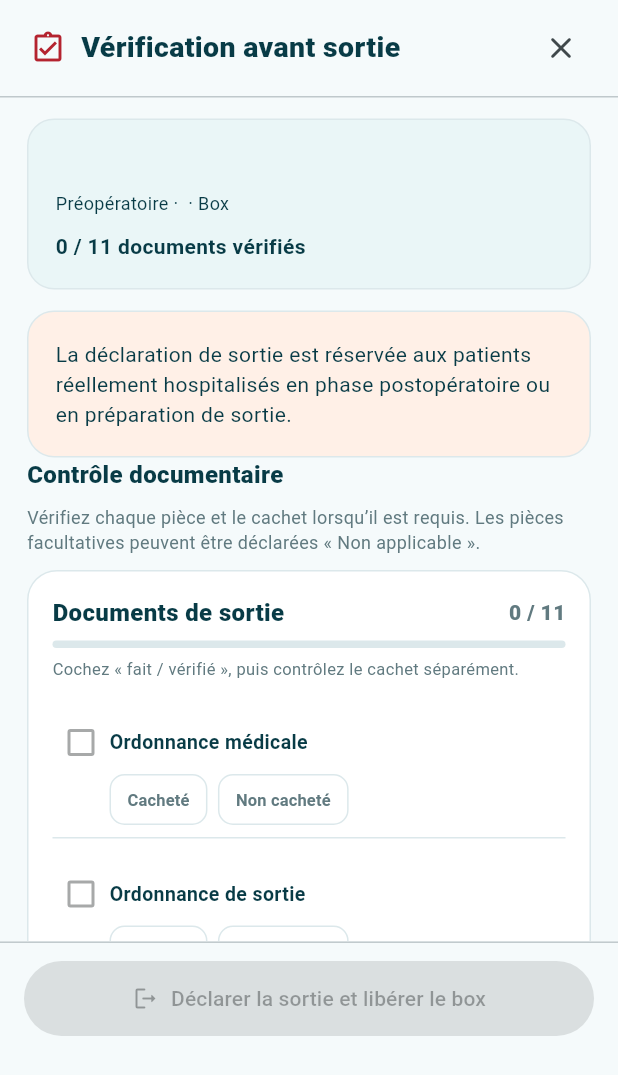
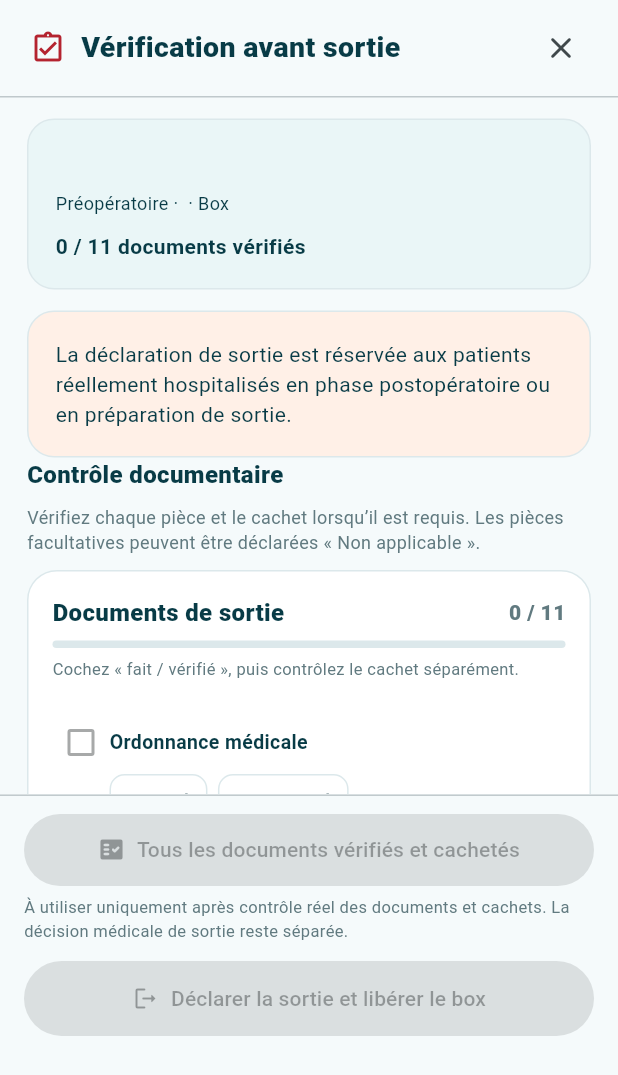
Before and after one commit to elghalimamac-tech/VISCERA, a Flutter app: the DischargeVerificationSheet widget shown alone on an empty page, opened directly with empty values, on a phone screen of 412 x 824 dp. Shown: the top 1075 px of the screen. Run offline on Flutter 3.47's test engine with Material 3 defaults, Android fonts, the phone set to English and light mode, and no system bars; our stand-ins replace firebase_core, firebase_messaging, flutter_local_notifications, flutter_svg, shared_preferences, speech_to_text and 2 more; missing offline and left inert: dart:js_interop, postgrest; accounts and stored records are empty.

Commit message:
ui(discharge): pin bulk verification to bottom of review sheet above red exit

```diff
--- a/lib/screens/discharge_verification_sheet.dart
+++ b/lib/screens/discharge_verification_sheet.dart
@@ -193,7 +193,12 @@ class _DischargeVerificationSheetState extends State<DischargeVerificationSheet>
             const Divider(height: 1),
             Padding(
               padding: const EdgeInsets.fromLTRB(16, 12, 16, 18),
-              child: SizedBox(width: double.infinity,
+              child: Column(mainAxisSize: MainAxisSize.min, children: [
+                // Action toujours visible en bas de la fenêtre de vérification.
+                DischargeDocumentsBulkAction(
+                  patient: p, readOnly: !eligible || _saving),
+                const SizedBox(height: 12),
+                SizedBox(width: double.infinity,
                 child: FilledButton.icon(
                   style: FilledButton.styleFrom(
                     backgroundColor: const Color(0xFFB4232F),
@@ -209,7 +214,8 @@ class _DischargeVerificationSheetState extends State<DischargeVerificationSheet>
                     : 'Déclarer la sortie et libérer le box'),
                   onPressed: valid && !_saving ? _confirm : null,
                 ),
-              ),
+                ),
+              ]),
             ),
           ]),
         ),
```
